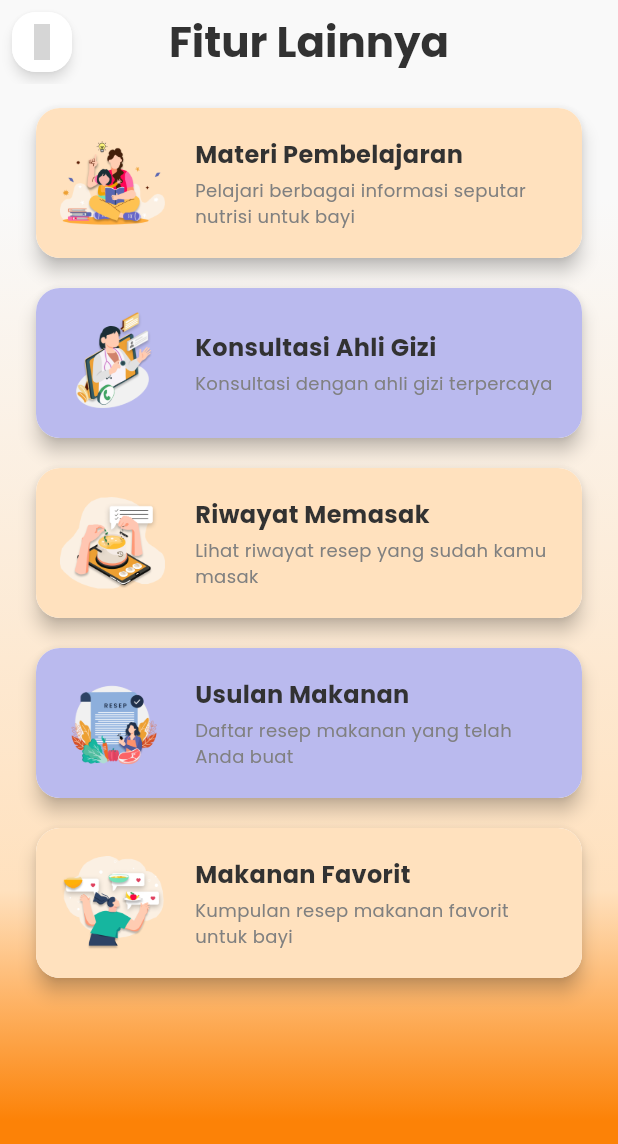
After one commit to rian1504/NutriMPASI-Mobile, a Flutter app: the FeatureListScreen screen opened directly, on a phone screen of 412 x 824 dp. The commit adds this screen. Shown: the top 1144 px of the screen. Run offline on Flutter 3.47's test engine with Material 3 defaults, Android fonts, the phone set to English and light mode, and no system bars; our stand-ins replace curved_navigation_bar, dio, flutter_bloc, flutter_dotenv, flutter_secure_storage, google_generative_ai and 1 more; accounts and stored records are empty; grey boxes are pictures that could not be loaded.

Commit message:
feat(Feature List): add FeatureListScreen with navigation and feature details

```diff
--- /dev/null
+++ b/lib/screens/features/feature_list_screen.dart
@@ -0,0 +1,192 @@
+import 'package:flutter/material.dart';
+import 'package:material_symbols_icons/symbols.dart';
+import 'package:nutrimpasi/constants/colors.dart';
+import 'package:nutrimpasi/screens/food/cooking_history_screen.dart';
+import 'package:nutrimpasi/screens/nutritionist_profile_screen.dart';
+
+class FeatureListScreen extends StatelessWidget {
+  const FeatureListScreen({super.key});
+
+  @override
+  Widget build(BuildContext context) {
+    // Data fitur yang sama dengan yang ada di home screen
+    final List<Map<String, dynamic>> features = [
+      {
+        'title': 'Materi Pembelajaran',
+        'image': 'assets/images/card/materi_pembelajaran.png',
+        'navigate': (BuildContext context) {
+          // TODO: Halaman Materi Pembelajaran
+        },
+        'description': 'Pelajari berbagai informasi seputar nutrisi untuk bayi',
+      },
+      {
+        'title': 'Konsultasi Ahli Gizi',
+        'image': 'assets/images/card/konsultasi_ahli_gizi.png',
+        'navigate': (BuildContext context) {
+          Navigator.push(
+            context,
+            MaterialPageRoute(
+              builder: (context) => const NutritionistProfileScreen(),
+            ),
+          );
+        },
+        'description': 'Konsultasi dengan ahli gizi terpercaya',
+      },
+      {
+        'title': 'Riwayat Memasak',
+        'image': 'assets/images/card/riwayat_memasak.png',
+        'navigate': (BuildContext context) {
+          Navigator.push(
+            context,
+            MaterialPageRoute(
+              builder: (context) => const CookingHistoryScreen(),
+            ),
+          );
+        },
+        'description': 'Lihat riwayat resep yang sudah kamu masak',
+      },
+      {
+        'title': 'Usulan Makanan',
+        'image': 'assets/images/card/usulan_makanan.png',
+        'navigate': (BuildContext context) {
+          // TODO: Halaman Usulan Makanan
+        },
+        'description': 'Daftar resep makanan yang telah Anda buat',
+      },
+      {
+        'title': 'Makanan Favorit',
+        'image': 'assets/images/card/makanan_favorit.png',
+        'navigate': (BuildContext context) {
+          // TODO: Halaman Makanan Favorit
+        },
+        'description': 'Kumpulan resep makanan favorit untuk bayi',
+      },
+    ];
+
+    return Scaffold(
+      backgroundColor: AppColors.pearl,
+      appBar: AppBar(
+        title: const Text(
+          'Fitur Lainnya',
+          style: TextStyle(
+            fontSize: 28,
+            fontWeight: FontWeight.bold,
+            color: AppColors.textBlack,
+          ),
+        ),
+        centerTitle: true,
+        backgroundColor: AppColors.pearl,
+        elevation: 0,
+        automaticallyImplyLeading: false, // Remove default back button
+        leading: Padding(
+          padding: const EdgeInsets.all(8.0),
+          child: Material(
+            elevation: 3,
+            shadowColor: Colors.black54,
+            borderRadius: BorderRadius.circular(16),
+            child: Container(
+              decoration: BoxDecoration(
+                color: Colors.white,
+                borderRadius: BorderRadius.circular(16),
+              ),
+              child: IconButton(
+                icon: const Icon(
+                  Symbols.arrow_back_ios_new,
+                  color: AppColors.textBlack,
+                  size: 24,
+                ),
+                padding: EdgeInsets.zero,
+                onPressed: () => Navigator.pop(context),
+              ),
+            ),
+          ),
+        ),
+      ),
+      body: Container(
+        decoration: BoxDecoration(
+          gradient: const LinearGradient(
+            begin: Alignment.topCenter,
+            end: Alignment.bottomCenter,
+            stops: [0.1, 0.7, 0.9],
+            colors: [AppColors.pearl, AppColors.bisque, AppColors.primary],
+          ),
+        ),
+        child: Padding(
+          padding: const EdgeInsets.symmetric(horizontal: 24.0, vertical: 16.0),
+          child: ListView.builder(
+            itemCount: features.length,
+            itemBuilder: (context, index) {
+              final feature = features[index];
+              final backgroundColor =
+                  index % 2 == 0 ? AppColors.bisque : AppColors.lavenderBlue;
+              return Container(
+                margin: const EdgeInsets.only(bottom: 20.0),
+                child: Material(
+                  elevation: 5,
+                  borderRadius: BorderRadius.circular(16),
+                  child: InkWell(
+                    onTap: () {
+                      if (feature['navigate'] != null) {
+                        feature['navigate'](context);
+                      }
+                    },
+                    borderRadius: BorderRadius.circular(16),
+                    child: Container(
+                      height: 100,
+                      decoration: BoxDecoration(
+                        color: backgroundColor,
+                        borderRadius: BorderRadius.circular(16),
+                      ),
+                      child: Padding(
+                        padding: const EdgeInsets.symmetric(horizontal: 16.0),
+                        child: Row(
+                          children: [
+                            // Feature Image
+                            SizedBox(
+                              width: 70,
+                              height: 70,
+                              child: Image.asset(
+                                feature['image'],
+                                fit: BoxFit.contain,
+                              ),
+                            ),
+                            const SizedBox(width: 20),
+                            // Feature Title and Description
+                            Expanded(
+                              child: Column(
+                                crossAxisAlignment: CrossAxisAlignment.start,
+                                mainAxisAlignment: MainAxisAlignment.center,
+                                children: [
+                                  Text(
+                                    feature['title'],
+                                    style: const TextStyle(
+                                      fontSize: 16,
+                                      fontWeight: FontWeight.bold,
+                                      color: AppColors.textBlack,
+                                    ),
+                                  ),
+                                  const SizedBox(height: 4),
+                                  Text(
+                                    feature['description'],
+                                    style: const TextStyle(
+                                      fontSize: 12,
+                                      color: AppColors.textGrey,
+                                    ),
+                                  ),
+                                ],
+                              ),
+                            ),
+                          ],
+                        ),
+                      ),
+                    ),
+                  ),
+                ),
+              );
+            },
+          ),
+        ),
+      ),
+    );
+  }
+}
```
Also changed, not shown: lib/screens/home_screen.dart (+52 -30 lines).
